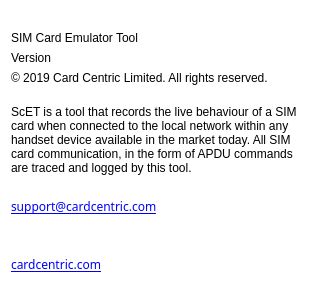
mourke/SIM-Card-Emulator-Tool, file ScET/Widgets/AboutDialog.ui: the form before one commit.
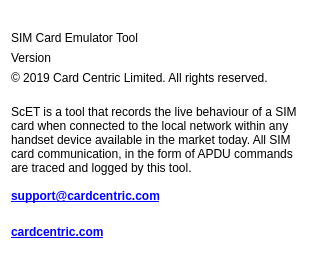
The form after the commit. Icons and pictures are not drawn.

The edit to the form file:
```diff
--- a/ScET/Widgets/AboutDialog.ui
+++ b/ScET/Widgets/AboutDialog.ui
@@ -6,8 +6,8 @@
    <rect>
     <x>0</x>
     <y>0</y>
-    <width>318</width>
-    <height>301</height>
+    <width>312</width>
+    <height>258</height>
    </rect>
   </property>
   <property name="sizePolicy">
@@ -31,9 +31,6 @@
        <verstretch>0</verstretch>
       </sizepolicy>
      </property>
-     <property name="text">
-      <string/>
-     </property>
      <property name="pixmap">
       <pixmap resource="../Resources/ScET.qrc">:/Windows/Logo</pixmap>
      </property>
@@ -52,7 +49,9 @@
      </property>
      <property name="font">
       <font>
-       <family>Segoe UI</family>
+       <family>MS Shell Dlg 2</family>
+       <weight>50</weight>
+       <bold>false</bold>
       </font>
      </property>
      <property name="text">
@@ -70,7 +69,9 @@
      </property>
      <property name="font">
       <font>
-       <family>Segoe UI</family>
+       <family>MS Shell Dlg 2</family>
+       <weight>50</weight>
+       <bold>false</bold>
       </font>
      </property>
      <property name="text">
@@ -86,6 +87,13 @@
        <verstretch>0</verstretch>
       </sizepolicy>
      </property>
+     <property name="font">
+      <font>
+       <family>MS Shell Dlg 2</family>
+       <weight>50</weight>
+       <bold>false</bold>
+      </font>
+     </property>
      <property name="text">
       <string>© 2019 Card Centric Limited. All rights reserved.</string>
      </property>
@@ -93,6 +101,13 @@
    </item>
    <item>
     <widget class="QLabel" name="appDescription">
+     <property name="font">
+      <font>
+       <family>MS Shell Dlg 2</family>
+       <weight>50</weight>
+       <bold>false</bold>
+      </font>
+     </property>
      <property name="text">
       <string>
 ScET is a tool that records the live behaviour of a SIM card when connected to the local network within any handset device available in the market today. All SIM card communication, in the form of APDU commands are traced and logged by this tool.</string>
@@ -106,7 +121,9 @@
     <widget class="QLabel" name="supportEmail">
      <property name="font">
       <font>
-       <family>Segoe UI Semibold</family>
+       <family>MS Shell Dlg 2</family>
+       <weight>75</weight>
+       <bold>true</bold>
       </font>
      </property>
      <property name="text">
@@ -121,7 +138,9 @@
     <widget class="QLabel" name="website">
      <property name="font">
       <font>
-       <family>Segoe UI Semibold</family>
+       <family>MS Shell Dlg 2</family>
+       <weight>75</weight>
+       <bold>true</bold>
       </font>
      </property>
      <property name="text">
```
Left out of the diff: 2 changed lines with no effect on the pictures.
